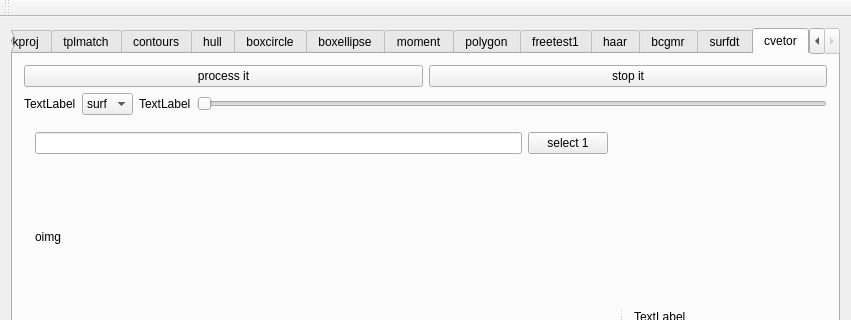
Qt form uis/mainwindow.ui (kitech/nullimp) before a commit; both pictures show x 0 to 851 and y 0 to 320 of the 851 by 579 pixel window.
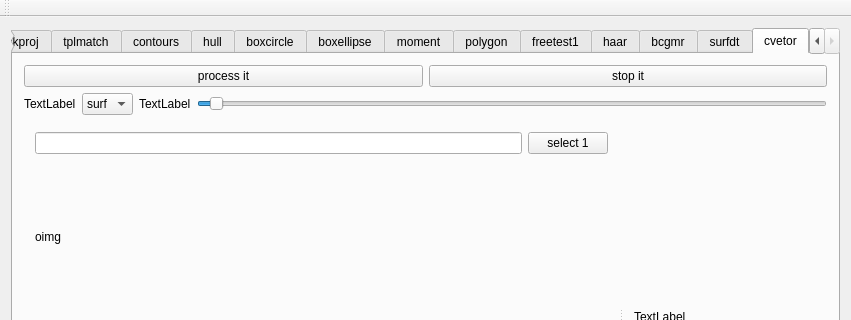
The same form after that commit.

The edit to the form file:
```diff
--- a/uis/mainwindow.ui
+++ b/uis/mainwindow.ui
@@ -4677,9 +4677,33 @@
             </item>
             <item>
              <widget class="QSlider" name="horizontalSlider_9">
+              <property name="minimum">
+               <number>1</number>
+              </property>
+              <property name="maximum">
+               <number>30000</number>
+              </property>
+              <property name="singleStep">
+               <number>100</number>
+              </property>
+              <property name="pageStep">
+               <number>1000</number>
+              </property>
+              <property name="value">
+               <number>600</number>
+              </property>
+              <property name="tracking">
+               <bool>false</bool>
+              </property>
               <property name="orientation">
                <enum>Qt::Horizontal</enum>
               </property>
+              <property name="invertedAppearance">
+               <bool>false</bool>
+              </property>
+              <property name="invertedControls">
+               <bool>false</bool>
+              </property>
              </widget>
             </item>
            </layout>
```
